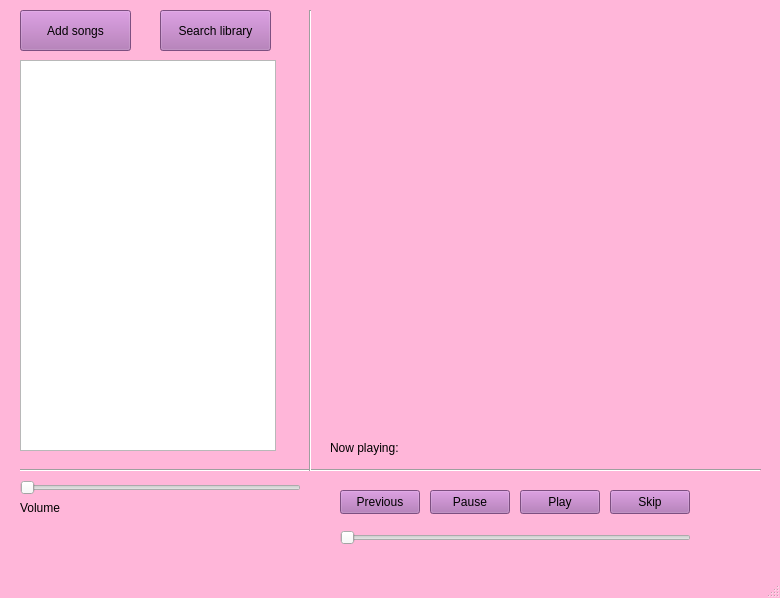
Qt form src/mainwindow.ui (angelaprojtz/MusicPlayer) before a commit.
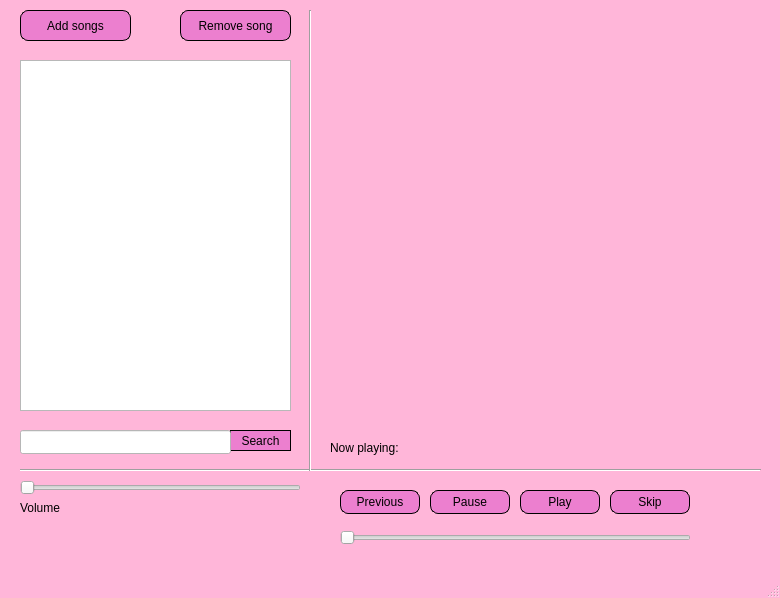
The same form after that commit.

```diff
--- a/src/mainwindow.ui
+++ b/src/mainwindow.ui
@@ -28,9 +28,25 @@
 
 QPushButton {
 	font: 700 9pt &quot;System&quot;;
-	background-color: rgb(175, 110, 180);
+	background-color: rgb(236, 127, 207);
 	color: black;
-	border-color: rgb(255, 93, 206);
+	border: 1px solid black;
+	border-radius: 8px;
+}
+
+QPushButton:Hover {
+	background-color: rgb(200, 115, 236);
+}
+
+QPushButton:Pressed {
+	background-color: rgb(200, 115, 236);
+	color: white;
+	border: 2px solid white;
+}
+
+QLineEdit {
+	background-color: rgb(255, 255, 255);
+	color: black;
 }</string>
   </property>
   <widget class="QWidget" name="centralwidget">
@@ -40,7 +56,7 @@
       <x>20</x>
       <y>10</y>
       <width>111</width>
-      <height>41</height>
+      <height>31</height>
      </rect>
     </property>
     <property name="text">
@@ -52,8 +68,8 @@
      <rect>
       <x>20</x>
       <y>60</y>
-      <width>256</width>
-      <height>391</height>
+      <width>271</width>
+      <height>351</height>
      </rect>
     </property>
    </widget>
@@ -125,14 +141,17 @@
    <widget class="QPushButton" name="searchButton">
     <property name="geometry">
      <rect>
-      <x>160</x>
-      <y>10</y>
-      <width>111</width>
-      <height>41</height>
+      <x>230</x>
+      <y>430</y>
+      <width>61</width>
+      <height>21</height>
      </rect>
     </property>
+    <property name="styleSheet">
+     <string notr="true">border-radius: 0px;</string>
+    </property>
     <property name="text">
-     <string>Search library</string>
+     <string>Search</string>
     </property>
    </widget>
    <widget class="QPushButton" name="pauseButton">
@@ -203,6 +222,29 @@
      <enum>Qt::Orientation::Horizontal</enum>
     </property>
    </widget>
+   <widget class="QLineEdit" name="saerchSong">
+    <property name="geometry">
+     <rect>
+      <x>20</x>
+      <y>430</y>
+      <width>211</width>
+      <height>24</height>
+     </rect>
+    </property>
+   </widget>
+   <widget class="QPushButton" name="remButton">
+    <property name="geometry">
+     <rect>
+      <x>180</x>
+      <y>10</y>
+      <width>111</width>
+      <height>31</height>
+     </rect>
+    </property>
+    <property name="text">
+     <string>Remove song</string>
+    </property>
+   </widget>
   </widget>
   <widget class="QMenuBar" name="menubar">
    <property name="geometry">
```
